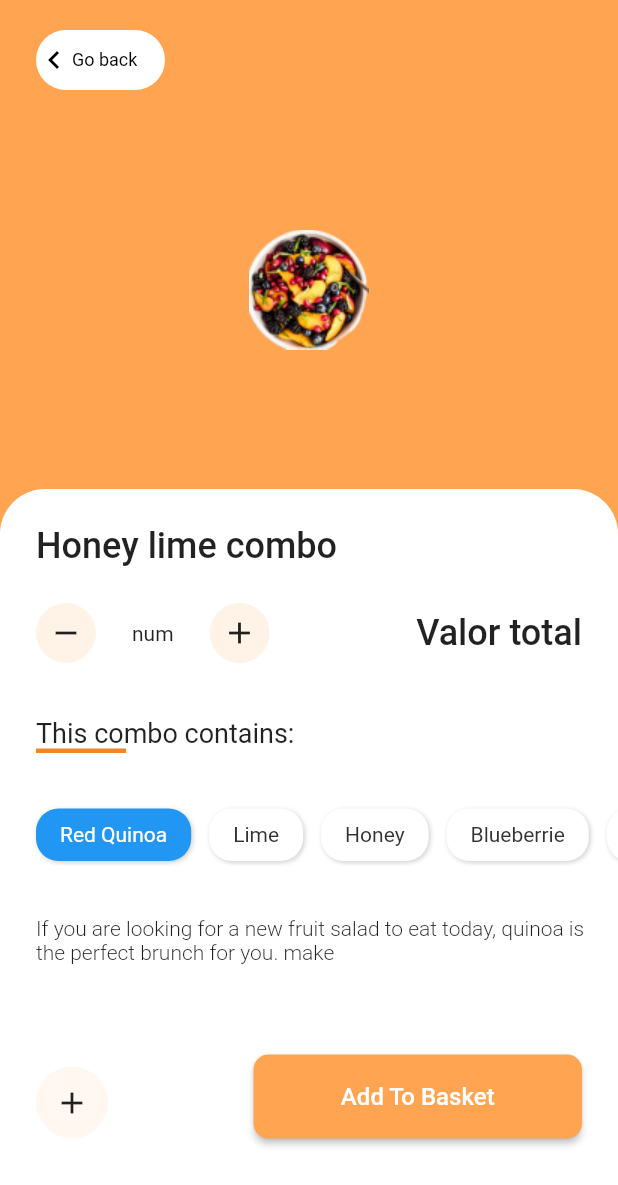
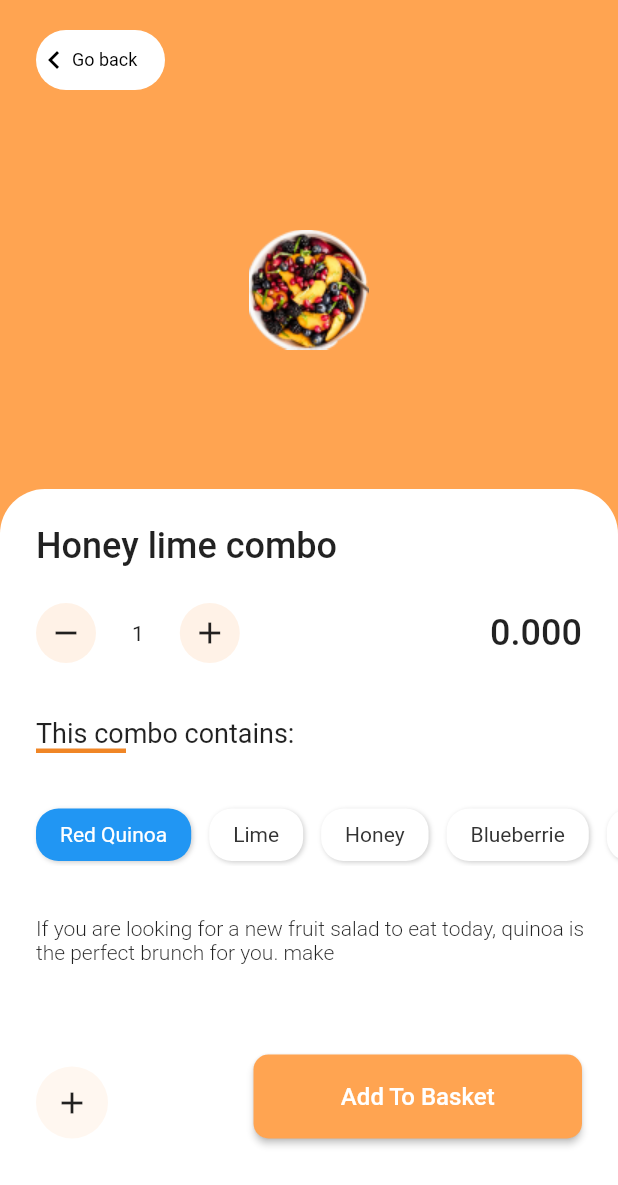
Before and after one commit to Vitorreiis/FruitHub, a Flutter app: the DetailsScreen screen opened directly with sample values from the repository, on a phone screen of 412 x 824 dp. Shown: the top 1185 px of the screen. Run offline on Flutter 3.47's test engine with Material 2 defaults, Android fonts, the phone set to English and light mode, and no system bars; our stand-ins replace animated_splash_screen, flutter_svg; project files that could hold a hidden picture were left out.

Commit message:
Refatorando codigo e adicionando a funcionalidade de quantidade de itens

```diff
--- a/lib/screens/home_screen/body_home-screen.dart
+++ b/lib/screens/home_screen/body_home-screen.dart
@@ -17,6 +17,10 @@ class BodyHomeScreen extends StatelessWidget {
   Widget build(BuildContext context) {
 
     return Container(
+      color: Colors.white,
+      height: MediaQuery.of(context).size.height,
+      child: SingleChildScrollView(
+        child: Container(
           padding: EdgeInsets.only(top: 32),
           color: Colors.white,
           child: Column(
@@ -30,6 +34,8 @@ class BodyHomeScreen extends StatelessWidget {
               CategoriesPopular(),
               ListViewCardPopular(),
             ],
+          ),
+        ),
       ),
     );
   }
--- a/lib/screens/home_screen/details/components/body.dart
+++ b/lib/screens/home_screen/details/components/body.dart
@@ -4,17 +4,25 @@ import 'package:fruithub/components/mont_Elevated_Button.dart';
 import 'package:fruithub/models/Product.dart';
 import 'package:flutter/cupertino.dart';
 import 'package:flutter/material.dart';
-import 'package:flutter_svg/flutter_svg.dart';
 
 import 'categories_details.dart';
 
-class Body extends StatelessWidget {
+class Body extends StatefulWidget {
    final Product product;
 
-  Body({required this.product});
+  const Body({super.key, required this.product});
+
+  @override
+  _BodyState createState() => _BodyState();
+}
+
+class _BodyState extends State<Body> {
+
 
   @override
   Widget build(BuildContext context) {
+
+    double soma = 0;
 
     return Column(
       mainAxisAlignment: MainAxisAlignment.end,
@@ -28,9 +36,8 @@ class Body extends StatelessWidget {
               child: Container(
                 height: 200,
                 width: 200,
-              child: Image.asset(product.image),
+                child: Image.asset(widget.product.image),
               )
-    // Image.asset('assets/product2.svg'),
           ),
         ),
         Container(
@@ -44,27 +51,12 @@ class Body extends StatelessWidget {
             children: [
               Padding(
                 padding: EdgeInsets.only(left: 24, top: 24, bottom: 24),
-                child: Text(product.title, style: TextStyle(
+                child: Text(widget.product.title, style: TextStyle(
                   fontSize: 24,
                   fontWeight: FontWeight.w500,
                 ), ),
               ),
-              Row(
-                mainAxisAlignment: MainAxisAlignment.spaceBetween,
-                children: [
-                  rowQuantidade(),
-                  Padding(
-                    padding: EdgeInsets.only(right: 24),
-                    child: Text(
-                      'Valor total',
-                      style: TextStyle(
-                        fontSize: 24,
-                        fontWeight: FontWeight.w500,
-                      ),
-                    ),
-                  )
-                ],
-              ),
+                  RowQuant(product: widget.product,),
               Padding(
                 padding: EdgeInsets.only(left: 24, top: 36),
                 child: Text(
@@ -116,117 +108,35 @@ class Body extends StatelessWidget {
         ),
       ],
     );
-    //         child: Column(
-//           children: [
-//             Container(
-// color: Colors.yellow,
-//             ),
-//             // SizedBox(
-//             //   height: size.height,
-//             // child: Stack(
-//             //   children: [
-//             //     Container(
-//             //       margin: EdgeInsets.only(top: size.height * 0.3),
-//             //       // height: 500,
-//             //       decoration: BoxDecoration(
-//             //         color: Colors.white,
-//             //         borderRadius: BorderRadius.only(
-//             //           topLeft: Radius.circular(30),
-//             //           topRight: Radius.circular(30)
-//             //         )
-//             //       ),
-//                   child: Column(
-//                     crossAxisAlignment: CrossAxisAlignment.start,
-//                     children: [
-//                       Padding(
-//                         padding: EdgeInsets.only(left: 24, top: 24, bottom: 24),
-//                       child: Text(product.title, style: TextStyle(
-//                         fontSize: 24,
-//                         fontWeight: FontWeight.w500,
-//                       ), ),
-//                           ),
-//                       Row(
-//                         mainAxisAlignment: MainAxisAlignment.spaceBetween,
-//                         children: [
-//                           rowQuantidade(),
-//                           Padding(
-//                             padding: EdgeInsets.only(right: 24),
-//                             child: Text(
-//                               'Valor total',
-//                               style: TextStyle(
-//                                 fontSize: 24,
-//                                 fontWeight: FontWeight.w500,
-//                               ),
-//                             ),
-//                           )
-//                         ],
-//                       ),
-//                       Padding(
-//                         padding: EdgeInsets.only(left: 24, top: 36),
-//                         child: Text(
-//                           'This combo contains:',
-//                           style: TextStyle(fontSize: 18, fontWeight: FontWeight.w400),
-//                         ),
-//                       ),
-//                       Container(
-//                         margin: EdgeInsets.only(left: 24, bottom: 16),
-//                         height: 3,
-//                         width: 60,
-//                         color: ColorsApp().colorValorProduct,
-//                       ),
-//                       CategoriesDetails(),
-//                       Padding(padding: EdgeInsets.only(left: 24, top: 34),
-//                       child: Text(
-//                         'If you are looking for a new fruit salad to eat '
-//                             'today, quinoa is the perfect brunch for you. make',
-//                         style: TextStyle(
-//                             fontSize: 14,
-//                             fontWeight: FontWeight.w300
-//                         ),
-//                       ),),
-//                       SizedBox(height: 60,),
-//                       Row(
-//                         crossAxisAlignment: CrossAxisAlignment.end,
-//                         mainAxisAlignment: MainAxisAlignment.spaceBetween,
-//                         children: [
-//                           Padding(
-//                             padding: EdgeInsets.only(left: 24),
-//                             child: Container(
-//                               decoration: BoxDecoration(
-//                                 color: ColorsApp().colorBackCurtida,
-//                                 shape: BoxShape.circle
-//                               ),
-//                               child: IconButton(onPressed: (){},
-//                                 icon: Icon(Icons.add),
-//                               ),
-//                             )
-//                           ),
-//                           Padding(
-//                             padding: EdgeInsets.only(right: 24),
-//                             child: MontElevatedButton('Add To Basket', 219, 56, (){}),
-//                           ),
-//                         ],
-//                       ),
-//                     ],
-//                   ),
-//                 ),
-//                 Image.asset('assets/product1.png')
-//               ],
-//             ),
-//             )
-//           ],
-//         ));
   }
 }
+class RowQuant extends StatefulWidget {
+  Product product;
 
-Widget rowQuantidade() {
+  RowQuant({required this.product});
+
+  @override
+  _RowQuantState createState() => _RowQuantState();
+}
+
+class _RowQuantState extends State<RowQuant> {
+  @override
+  int quantidade = 1;
+  double total = 0;
+
+  Widget build(BuildContext context) {
     return Row(
       children: [
         Container(
           margin: EdgeInsets.only(left: 24),
           width: 40,
           height: 40,
-        child: IconButton(onPressed: () {}, icon: Icon(Icons.remove)),
+          child: IconButton(onPressed: () {
+            setState(() {
+              total -= widget.product.price;
+              quantidade--;
+            });
+          }, icon: Icon(Icons.remove)),
           decoration: BoxDecoration(
             color: ColorsApp().colorBackaAdicionarRemover,
             shape: BoxShape.circle,
@@ -235,22 +145,41 @@ Widget rowQuantidade() {
         SizedBox(
           width: 24,
         ),
-      Text('num'),
+        Text(
+            '${quantidade}'
+        ),
         SizedBox(
           width: 24,
         ),
         Container(
           width: 40,
           height: 40,
-        child: IconButton(onPressed: () {}, icon: Icon(Icons.add)),
+          child: IconButton(onPressed: () {
+            setState(() {
+              total += widget.product.price;
+              quantidade++;
+            });
+          }, icon: Icon(Icons.add)),
           decoration: BoxDecoration(
             color: ColorsApp().colorBackaAdicionarRemover,
             shape: BoxShape.circle,
           ),
         ),
+        Spacer(),
+        Padding(
+          padding: EdgeInsets.only(right: 24),
+          child: Text(
+            '${total.toStringAsFixed(3)}',
+            style: TextStyle(
+              fontSize: 24,
+              fontWeight: FontWeight.w500,
+            ),
+          ),
+        ),
       ],
     );
   }
+
 
   Widget containerCategoryDetails(String text) {
     return Container(
@@ -273,7 +202,10 @@ Widget containerCategoryDetails(String text) {
       child: Text(
         text,
         style: TextStyle(
-          fontSize: 14, fontWeight: FontWeight.w400, color: Color(0xFF333333)),
+            fontSize: 14,
+            fontWeight: FontWeight.w400,
+            color: Color(0xFF333333)),
       ),
     );
   }
+}
--- a/pubspec.yaml
+++ b/pubspec.yaml
@@ -15,9 +15,11 @@ dependencies:
 
 
   cupertino_icons: ^1.0.2
-  flutter_svg: 1.1.3
+  flutter_svg: ^1.1.5
   path_provider: ^2.0.11
   shared_preferences: ^2.0.15
+  animated_splash_screen: ^1.3.0
+  page_transition: ^2.0.9
 
 dev_dependencies:
   flutter_test:
```
Also changed, not shown: lib/screens/splash_screen/splash_screen.dart (+14 -14 lines), lib/screens/welcome_screen/welcome_screen.dart (+4 -5 lines), assets/image.svg (added), assets/logoMarca.svg (added), pubspec.lock. Lines whose indentation alone changed are shown as unchanged.
